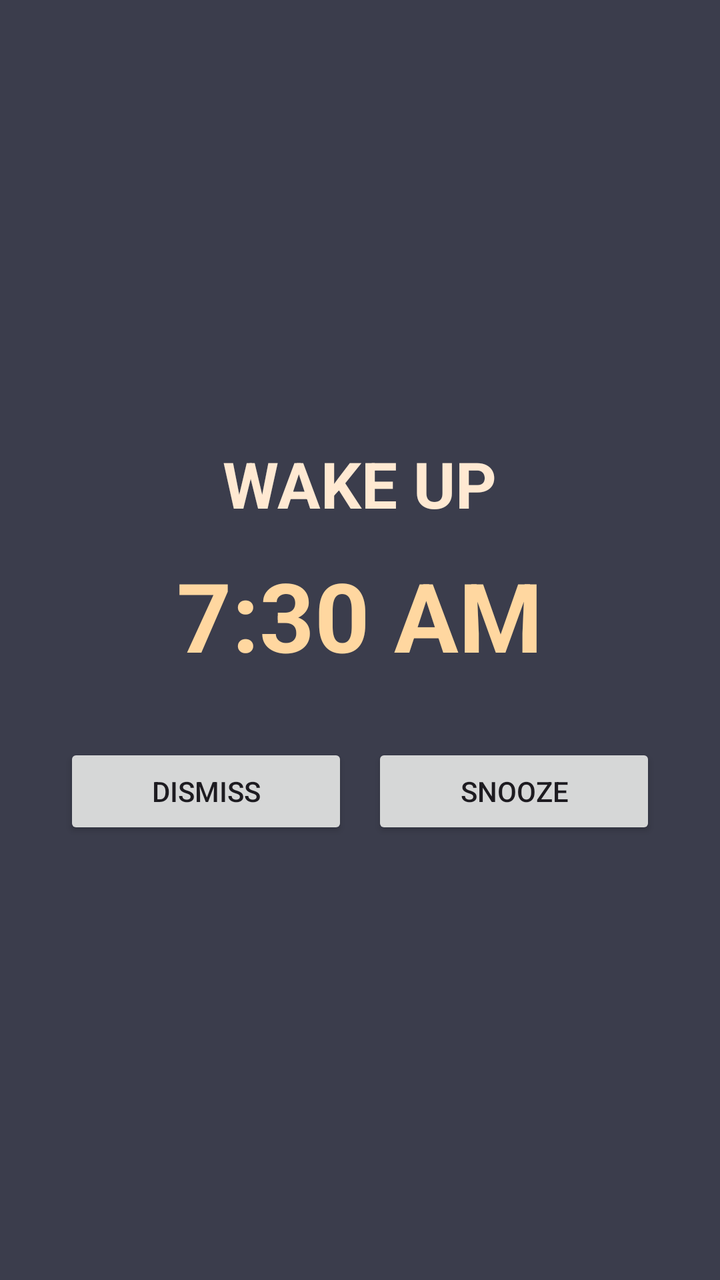
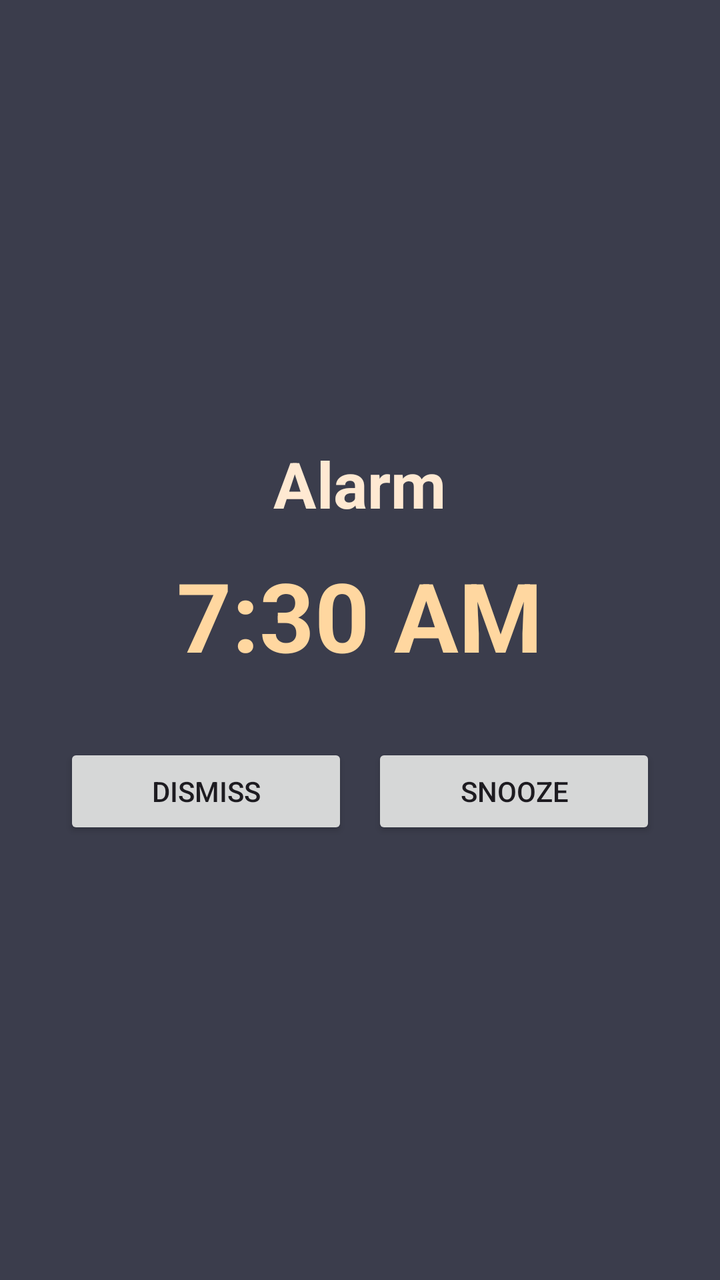

An Android layout rendered at two revisions. The XML below is the earlier revision; the diff shows what the commit changed to produce the second picture.
<!-- AndroidManifest.xml: application theme Theme.Sleep8 -->
<!-- res/layout/overlay_alarm.xml -->
<?xml version="1.0" encoding="utf-8"?>
<FrameLayout xmlns:android="http://schemas.android.com/apk/res/android"
    android:id="@+id/overlay_root"
    android:layout_width="match_parent"
    android:layout_height="match_parent"
    android:background="#CC0B1020">

    <LinearLayout
        android:layout_width="match_parent"
        android:layout_height="match_parent"
        android:gravity="center"
        android:orientation="vertical"
        android:padding="32dp">

        <TextView
            android:id="@+id/overlay_title"
            android:layout_width="wrap_content"
            android:layout_height="wrap_content"
            android:text="WAKE UP"
            android:textColor="#FFE9D2"
            android:textSize="32sp"
            android:textStyle="bold" />

        <TextView
            android:id="@+id/overlay_time"
            android:layout_width="wrap_content"
            android:layout_height="wrap_content"
            android:layout_marginTop="12dp"
            android:text="7:30 AM"
            android:textColor="#FFD7A0"
            android:textSize="48sp"
            android:textStyle="bold" />

        <LinearLayout
            android:layout_width="match_parent"
            android:layout_height="wrap_content"
            android:layout_marginTop="32dp"
            android:gravity="center"
            android:orientation="horizontal">

            <Button
                android:id="@+id/overlay_dismiss"
                android:layout_width="0dp"
                android:layout_height="wrap_content"
                android:layout_marginEnd="12dp"
                android:layout_weight="1"
                android:text="Dismiss" />

            <Button
                android:id="@+id/overlay_snooze"
                android:layout_width="0dp"
                android:layout_height="wrap_content"
                android:layout_weight="1"
                android:text="Snooze" />
        </LinearLayout>
    </LinearLayout>
</FrameLayout>
<!-- resources referenced by this layout -->
<resources>
  <style name="Theme.Sleep8" parent="Theme.Material3.DayNight.NoActionBar">
          <item name="android:statusBarColor">@android:color/transparent</item>
          <item name="android:windowLightStatusBar" tools:targetApi="23">true</item>
      </style>
</resources>

<!-- the commit's change to res/layout/overlay_alarm.xml (unified diff, before → after) -->
@@ -16,7 +16,7 @@
             android:id="@+id/overlay_title"
             android:layout_width="wrap_content"
             android:layout_height="wrap_content"
-            android:text="WAKE UP"
+            android:text="@string/alarm_ui_title"
             android:textColor="#FFE9D2"
             android:textSize="32sp"
             android:textStyle="bold" />
<!-- resource entries referenced after the edit -->
@@ -1,5 +1,6 @@
 <!-- resources referenced by this layout -->
 <resources>
+  <string name="alarm_ui_title">Alarm</string>
   <style name="Theme.Sleep8" parent="Theme.Material3.DayNight.NoActionBar">
           <item name="android:statusBarColor">@android:color/transparent</item>
           <item name="android:windowLightStatusBar" tools:targetApi="23">true</item>
